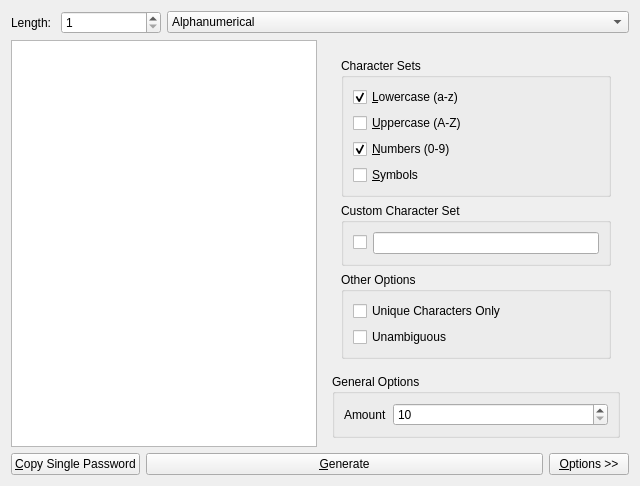
This is kpassgen.ui in cyberbeat/kpassgen as Qt 5 draws it before an edit. The edited form follows.
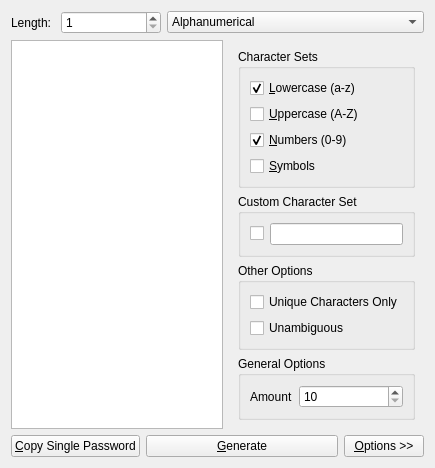
This is the edited form. Custom widgets are drawn as their Qt base class.

Commit message: Added names to some elements and rearranged widgets abit

Diff of the .ui file:
```diff
--- a/kpassgen.ui
+++ b/kpassgen.ui
@@ -6,8 +6,8 @@
    <rect>
     <x>0</x>
     <y>0</y>
-    <width>640</width>
-    <height>480</height>
+    <width>435</width>
+    <height>464</height>
    </rect>
   </property>
   <property name="windowTitle">
@@ -91,6 +91,9 @@
           </property>
           <widget class="QWidget" name="page">
            <layout class="QVBoxLayout" name="verticalLayout_3">
+            <property name="margin">
+             <number>0</number>
+            </property>
             <item>
              <widget class="QGroupBox" name="groupBox">
               <property name="sizePolicy">
```
Left out of the diff: 2 changed lines with no effect on the pictures.
